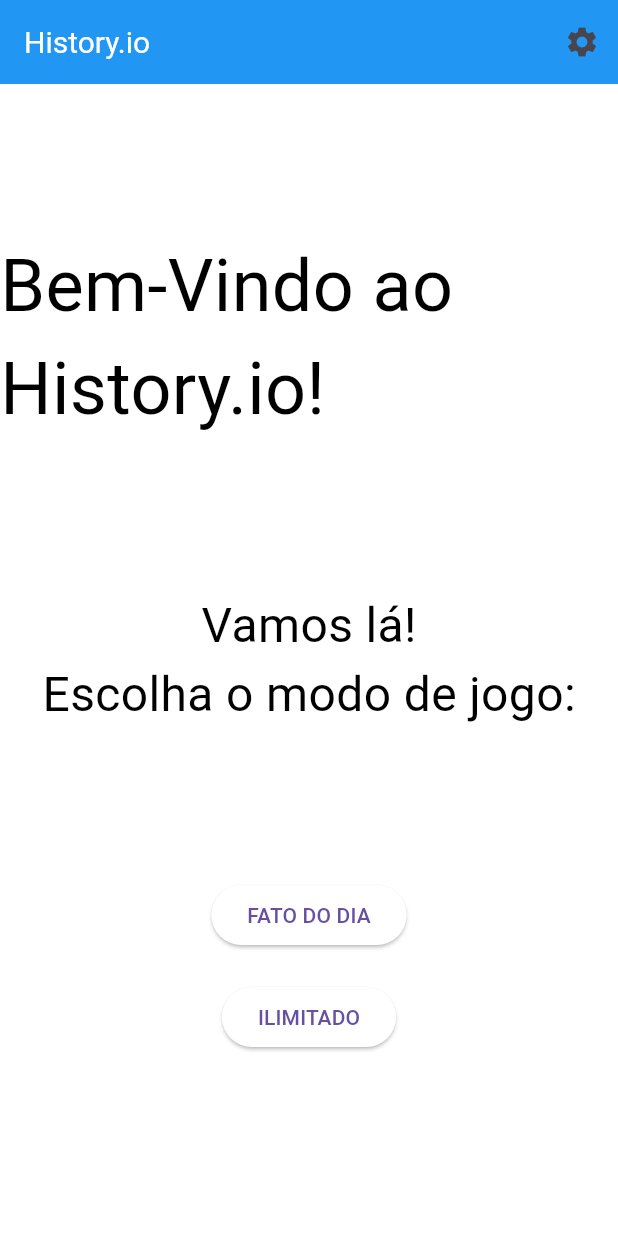
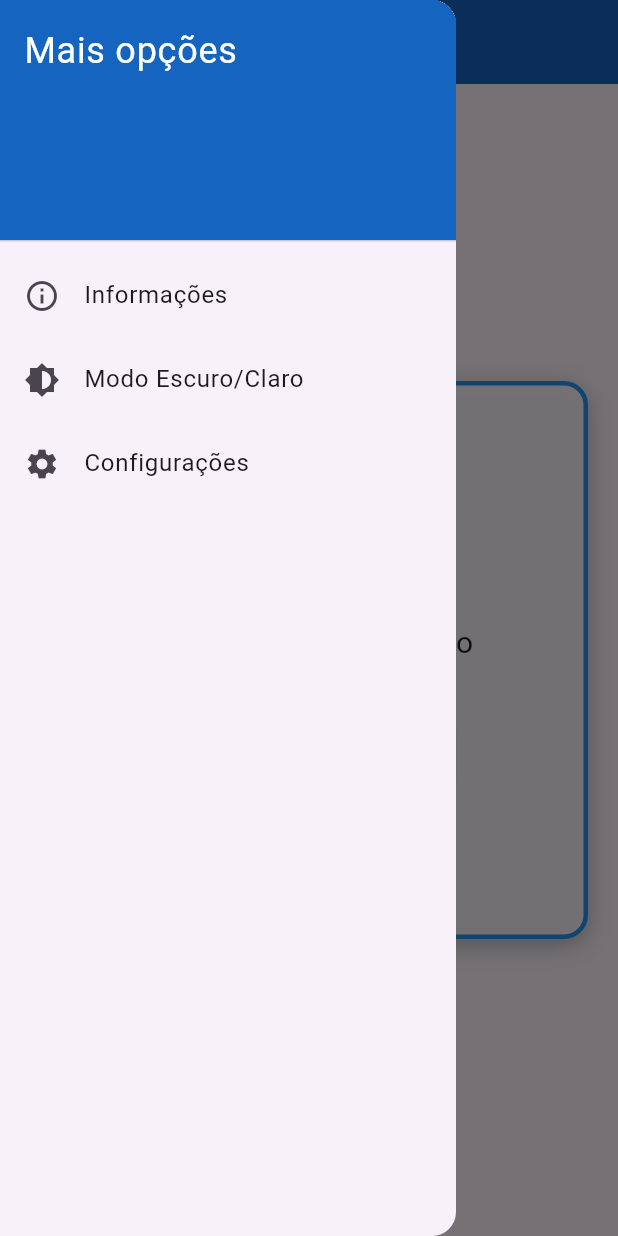
Before and after one commit to V1Q6/history.io, a Flutter app: the screen it shows after launch, with the side drawer open (before the commit the screen has no drawer), on a phone screen of 412 x 824 dp. Run offline on Flutter 3.47's test engine with Material 3 defaults, Android fonts, the phone set to English and light mode, and no system bars; our stand-ins replace cloud_firestore, firebase_auth, firebase_core; accounts and stored records are empty.

Commit message:
arquivo corrigido

```diff
--- a/lib/paginas/home.dart
+++ b/lib/paginas/home.dart
@@ -2,8 +2,6 @@ import 'package:aula/helper.dart';
 import 'package:aula/paginas/configuracoes.dart';
 import 'package:aula/paginas/fatoDoDia.dart';
 import 'package:aula/paginas/ilimitado.dart';
-import 'package:aula/widgets/botoes.dart';
-import 'package:aula/widgets/meutexto.dart';
 import 'package:flutter/material.dart';
 
 class Home extends StatefulWidget {
@@ -14,60 +12,131 @@ class Home extends StatefulWidget {
 }
 
 class _HomeState extends State<Home> {
-  Color tema = Colors.white;
+  bool darkMode = false;
+
+  void toggleDarkMode() {
+    setState(() {
+      darkMode = !darkMode;
+    });
+  }
 
   @override
   Widget build(BuildContext context) {
-    return Scaffold(
-        backgroundColor: tema,
-        appBar: AppBar(
-          backgroundColor: Colors.blue,
-          title: MeuTexto(
-            texto: "History.io",
-            cor: Colors.white,
-            tamanhoFonte: 20,
-          ),
-          actions: [
-            IconButton(onPressed: (){abrirPagina(context, Configuracoes());}, icon: Icon(Icons.settings))
-          ],
-        ),
-        body: Align(
-          alignment: Alignment.center,
-          child: Column(
+    final theme = darkMode ? ThemeData.dark() : ThemeData.light();
+
+    return Theme(
+      data: theme,
+      child: Scaffold(
+        drawer: Drawer(
+          child: ListView(
+            padding: EdgeInsets.zero,
             children: [
-              SizedBox(height: 100),
-              MeuTexto(
-                texto: "Bem-Vindo ao History.io!",
-                tamanhoFonte: 48,
-                negrito: FontWeight.bold,
+              DrawerHeader(
+                decoration: BoxDecoration(color: Colors.blue[800]),
+                child: Text('Mais opções', style: TextStyle(color: Colors.white, fontSize: 24)),
               ),
-
-              SizedBox(height: 100),
-              MeuTexto(
-                texto: "Vamos lá!",
-                tamanhoFonte: 32,
+              ListTile(
+                leading: Icon(Icons.info_outline),
+                title: Text('Informações'),
+                onTap: () {
+                  Navigator.pop(context);
+                },
               ),
-              MeuTexto(
-                texto: "Escolha o modo de jogo:",
-                tamanhoFonte: 32,
+              ListTile(
+                leading: Icon(Icons.brightness_6),
+                title: Text('Modo Escuro/Claro'),
+                onTap: () {
+                  toggleDarkMode();
+                  Navigator.pop(context);
+                },
               ),
-
-              SizedBox(height: 100),
-              ButtonTheme(
-                height: 100,
-                minWidth: 200,
-                child: Botoes("FATO DO DIA", onPressed: (){abrirPagina(context, FatoDoDia());}),
-              ),
-
-              SizedBox(height: 20),
-              ButtonTheme(
-                height: 100,
-                minWidth: 200,
-                child: Botoes("ILIMITADO", onPressed: (){abrirPagina(context, Ilimitado());}),
+              ListTile(
+                leading: Icon(Icons.settings),
+                title: Text('Configurações'),
+                onTap: () {
+                  abrirPagina(context, Configuracoes());
+                },
               ),
             ],
           ),
-        )
+        ),
+        appBar: AppBar(
+          title: Text("History.io"),
+          backgroundColor: Colors.blue[800],
+        ),
+        body: Container(
+          width: double.infinity,
+          decoration: BoxDecoration(
+            color: theme.scaffoldBackgroundColor,
+          ),
+          child: Center(
+            child: Container(
+              margin: EdgeInsets.symmetric(horizontal: 20),
+              padding: EdgeInsets.all(24),
+              decoration: BoxDecoration(
+                color: theme.cardColor.withOpacity(0.95),
+                borderRadius: BorderRadius.circular(16),
+                border: Border.all(color: Colors.blue, width: 3),
+                boxShadow: [
+                  BoxShadow(
+                    color: Colors.black26,
+                    blurRadius: 12,
+                    offset: Offset(0, 4),
+                  ),
+                ],
+              ),
+              child: Column(
+                mainAxisSize: MainAxisSize.min,
+                children: [
+                  Text(
+                    "Bem-Vindo ao History.io!",
+                    style: TextStyle(
+                      fontSize: 28,
+                      fontWeight: FontWeight.bold,
+                      color: Colors.blue[900],
+                    ),
+                    textAlign: TextAlign.center,
+                  ),
+                  SizedBox(height: 24),
+                  Text(
+                    "Vamos lá!\nEscolha o modo de jogo",
+                    style: TextStyle(fontSize: 20),
+                    textAlign: TextAlign.center,
+                  ),
+                  SizedBox(height: 32),
+                  ElevatedButton(
+                    onPressed: () => abrirPagina(context, FatoDoDia()),
+                    child: Padding(
+                      padding: EdgeInsets.symmetric(vertical: 16.0, horizontal: 32),
+                      child: Text("FATO DO DIA"),
+                    ),
+                    style: ElevatedButton.styleFrom(
+                      backgroundColor: Colors.blue,
+                      shape: RoundedRectangleBorder(
+                        borderRadius: BorderRadius.circular(12),
+                      ),
+                    ),
+                  ),
+                  SizedBox(height: 20),
+                  ElevatedButton(
+                    onPressed: () => abrirPagina(context, Ilimitado()),
+                    child: Padding(
+                      padding: EdgeInsets.symmetric(vertical: 16.0, horizontal: 32),
+                      child: Text("ILIMITADO"),
+                    ),
+                    style: ElevatedButton.styleFrom(
+                      backgroundColor: Colors.blue,
+                      shape: RoundedRectangleBorder(
+                        borderRadius: BorderRadius.circular(12),
+                      ),
+                    ),
+                  ),
+                ],
+              ),
+            ),
+          ),
+        ),
+      ),
     );
   }
 }
```
Also changed, not shown: lib/paginas/ilimitado.dart (+151 -101 lines).
